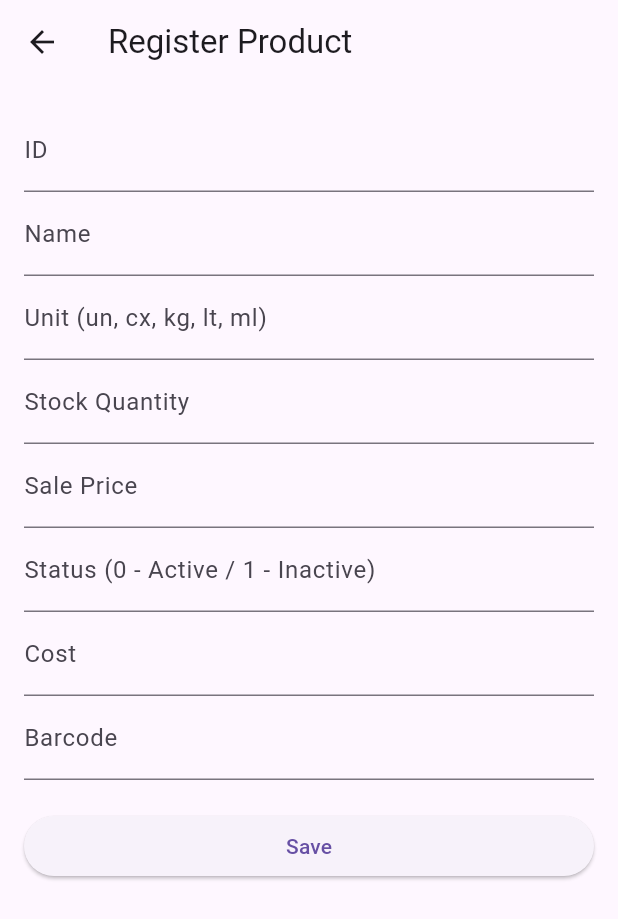
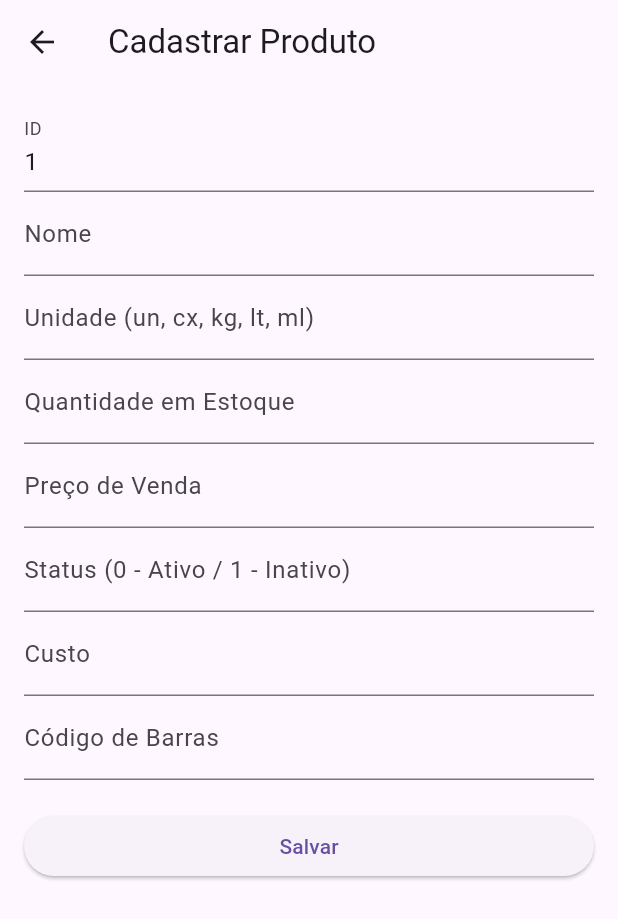
Before and after one commit to Pikilis/forca_vendas_app, a Flutter app: the ProductListScreen screen opened directly, after a tap on the "add" icon, on a phone screen of 412 x 824 dp. Shown: the top 919 px of the screen. Run offline on Flutter 3.47's test engine with Material 3 defaults, Android fonts, the phone set to English and light mode, and no system bars.

Commit message:
Fix: Products

```diff
--- a/lib/screens/product/product_list_screen.dart
+++ b/lib/screens/product/product_list_screen.dart
@@ -1,5 +1,6 @@
 import 'package:flutter/material.dart';
 import '../../controllers/product_controller.dart';
+import '../../models/product.dart';
 import 'product_registration_screen.dart';
 
 class ProductListScreen extends StatefulWidget {
@@ -13,35 +14,47 @@ class _ProductListScreenState extends State<ProductListScreen> {
   @override
   void initState() {
     super.initState();
-    _productController.loadProducts();
+    _loadProducts();
+  }
+
+  Future<void> _loadProducts() async {
+    await _productController.loadProducts();
+    setState(() {});
+  }
+
+  void _deleteProduct(int id) async {
+    _productController.deleteProduct(id);
+    await _loadProducts();
   }
 
   @override
   Widget build(BuildContext context) {
     return Scaffold(
-      appBar: AppBar(title: Text('Products')),
+      appBar: AppBar(title: Text('Produtos')),
       body: ListView.builder(
         itemCount: _productController.products.length,
         itemBuilder: (context, index) {
           final product = _productController.products[index];
           return ListTile(
             title: Text(product.name),
-            subtitle: Text('Price: ${product.salePrice} | Stock: ${product.stockQuantity}'),
+            subtitle: Text('Preço: R\$ ${product.salePrice} | Estoque: ${product.stockQuantity}'),
             trailing: Row(
               mainAxisSize: MainAxisSize.min,
               children: [
                 IconButton(
                   icon: Icon(Icons.edit),
                   onPressed: () {
-                    // Implement edit functionality
+                    Navigator.push(
+                      context,
+                      MaterialPageRoute(
+                        builder: (context) => ProductRegistrationScreen(existingProduct: product),
+                      ),
+                    ).then((_) => _loadProducts());
                   },
                 ),
                 IconButton(
                   icon: Icon(Icons.delete),
-                  onPressed: () {
-                    _productController.deleteProduct(product.id);
-                    setState(() {});
-                  },
+                  onPressed: () => _deleteProduct(product.id),
                 ),
               ],
             ),
@@ -53,7 +66,7 @@ class _ProductListScreenState extends State<ProductListScreen> {
           Navigator.push(
             context,
             MaterialPageRoute(builder: (context) => ProductRegistrationScreen()),
-          ).then((_) => setState(() {}));
+          ).then((_) => _loadProducts());
         },
         child: Icon(Icons.add),
       ),
--- a/lib/screens/product/product_registration_screen.dart
+++ b/lib/screens/product/product_registration_screen.dart
@@ -3,6 +3,10 @@ import '../../controllers/product_controller.dart';
 import '../../models/product.dart';
 
 class ProductRegistrationScreen extends StatefulWidget {
+  final Product? existingProduct;
+
+  ProductRegistrationScreen({this.existingProduct});
+
   @override
   _ProductRegistrationScreenState createState() => _ProductRegistrationScreenState();
 }
@@ -17,12 +21,39 @@ class _ProductRegistrationScreenState extends State<ProductRegistrationScreen> {
   final _statusController = TextEditingController();
   final _costController = TextEditingController();
   final _barcodeController = TextEditingController();
+
   final ProductController _productController = ProductController();
+
+  bool _isEditMode = false;
 
   @override
   void initState() {
     super.initState();
-    _productController.loadProducts();
+    _loadData();
+  }
+
+  Future<void> _loadData() async {
+    await _productController.loadProducts();
+
+    if (widget.existingProduct != null) {
+      final product = widget.existingProduct!;
+      _isEditMode = true;
+
+      _idController.text = product.id.toString();
+      _nameController.text = product.name;
+      _unitController.text = product.unit;
+      _stockQuantityController.text = product.stockQuantity.toString();
+      _salePriceController.text = product.salePrice.toString();
+      _statusController.text = product.status.toString();
+      _costController.text = product.cost?.toString() ?? '';
+      _barcodeController.text = product.barcode ?? '';
+    } else {
+      final nextId = _productController.products.isNotEmpty
+          ? _productController.products.map((p) => p.id).reduce((a, b) => a > b ? a : b) + 1
+          : 1;
+      _idController.text = nextId.toString();
+    }
+    setState(() {});
   }
 
   void _saveProduct() {
@@ -37,7 +68,13 @@ class _ProductRegistrationScreenState extends State<ProductRegistrationScreen> {
         cost: _costController.text.isEmpty ? null : double.parse(_costController.text),
         barcode: _barcodeController.text.isEmpty ? null : _barcodeController.text,
       );
-      _productController.addProduct(product);
+
+      if (_isEditMode) {
+        _productController.updateProduct(product.id, product);
+      } else {
+        _productController.addProduct(product);
+      }
+
       Navigator.pop(context);
     }
   }
@@ -45,7 +82,9 @@ class _ProductRegistrationScreenState extends State<ProductRegistrationScreen> {
   @override
   Widget build(BuildContext context) {
     return Scaffold(
-      appBar: AppBar(title: Text('Register Product')),
+      appBar: AppBar(
+        title: Text(_isEditMode ? 'Editar Produto' : 'Cadastrar Produto'),
+      ),
       body: Padding(
         padding: EdgeInsets.all(16.0),
         child: Form(
@@ -55,60 +94,56 @@ class _ProductRegistrationScreenState extends State<ProductRegistrationScreen> {
               TextFormField(
                 controller: _idController,
                 decoration: InputDecoration(labelText: 'ID'),
-                validator: (value) =>
-                    value!.isEmpty ? 'ID is required' : null,
+                validator: (value) => value!.isEmpty ? 'Informe o ID' : null,
                 keyboardType: TextInputType.number,
+                enabled: !_isEditMode,
               ),
               TextFormField(
                 controller: _nameController,
-                decoration: InputDecoration(labelText: 'Name'),
-                validator: (value) =>
-                    value!.isEmpty ? 'Name is required' : null,
+                decoration: InputDecoration(labelText: 'Nome'),
+                validator: (value) => value!.isEmpty ? 'Informe o nome' : null,
               ),
               TextFormField(
                 controller: _unitController,
-                decoration: InputDecoration(labelText: 'Unit (un, cx, kg, lt, ml)'),
-                validator: (value) =>
-                    value!.isEmpty || !['un', 'cx', 'kg', 'lt', 'ml'].contains(value)
-                        ? 'Valid unit is required'
-                        : null,
+                decoration: InputDecoration(labelText: 'Unidade (un, cx, kg, lt, ml)'),
+                validator: (value) => value!.isEmpty || !['un', 'cx', 'kg', 'lt', 'ml'].contains(value)
+                    ? 'Informe uma unidade válida'
+                    : null,
               ),
               TextFormField(
                 controller: _stockQuantityController,
-                decoration: InputDecoration(labelText: 'Stock Quantity'),
-                validator: (value) =>
-                    value!.isEmpty ? 'Stock Quantity is required' : null,
+                decoration: InputDecoration(labelText: 'Quantidade em Estoque'),
+                validator: (value) => value!.isEmpty ? 'Informe a quantidade' : null,
                 keyboardType: TextInputType.number,
               ),
               TextFormField(
                 controller: _salePriceController,
-                decoration: InputDecoration(labelText: 'Sale Price'),
-                validator: (value) =>
-                    value!.isEmpty ? 'Sale Price is required' : null,
+                decoration: InputDecoration(labelText: 'Preço de Venda'),
+                validator: (value) => value!.isEmpty ? 'Informe o preço de venda' : null,
                 keyboardType: TextInputType.number,
               ),
               TextFormField(
                 controller: _statusController,
-                decoration: InputDecoration(labelText: 'Status (0 - Active / 1 - Inactive)'),
+                decoration: InputDecoration(labelText: 'Status (0 - Ativo / 1 - Inativo)'),
                 validator: (value) =>
                     value!.isEmpty || !['0', '1'].contains(value)
-                        ? 'Status must be 0 or 1'
+                        ? 'Status deve ser 0 ou 1'
                         : null,
                 keyboardType: TextInputType.number,
               ),
               TextFormField(
                 controller: _costController,
-                decoration: InputDecoration(labelText: 'Cost'),
+                decoration: InputDecoration(labelText: 'Custo'),
                 keyboardType: TextInputType.number,
               ),
               TextFormField(
                 controller: _barcodeController,
-                decoration: InputDecoration(labelText: 'Barcode'),
+                decoration: InputDecoration(labelText: 'Código de Barras'),
               ),
               SizedBox(height: 20),
               ElevatedButton(
                 onPressed: _saveProduct,
-                child: Text('Save'),
+                child: Text(_isEditMode ? 'Atualizar' : 'Salvar'),
               ),
             ],
           ),
```
